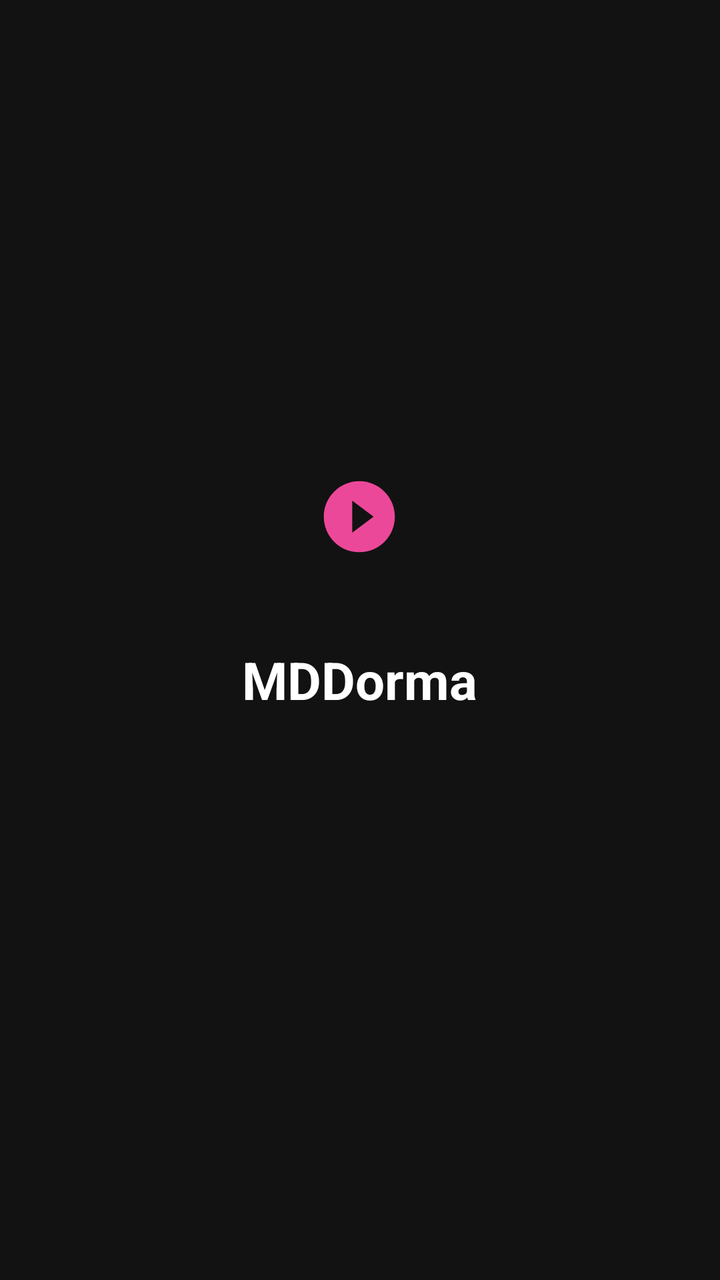
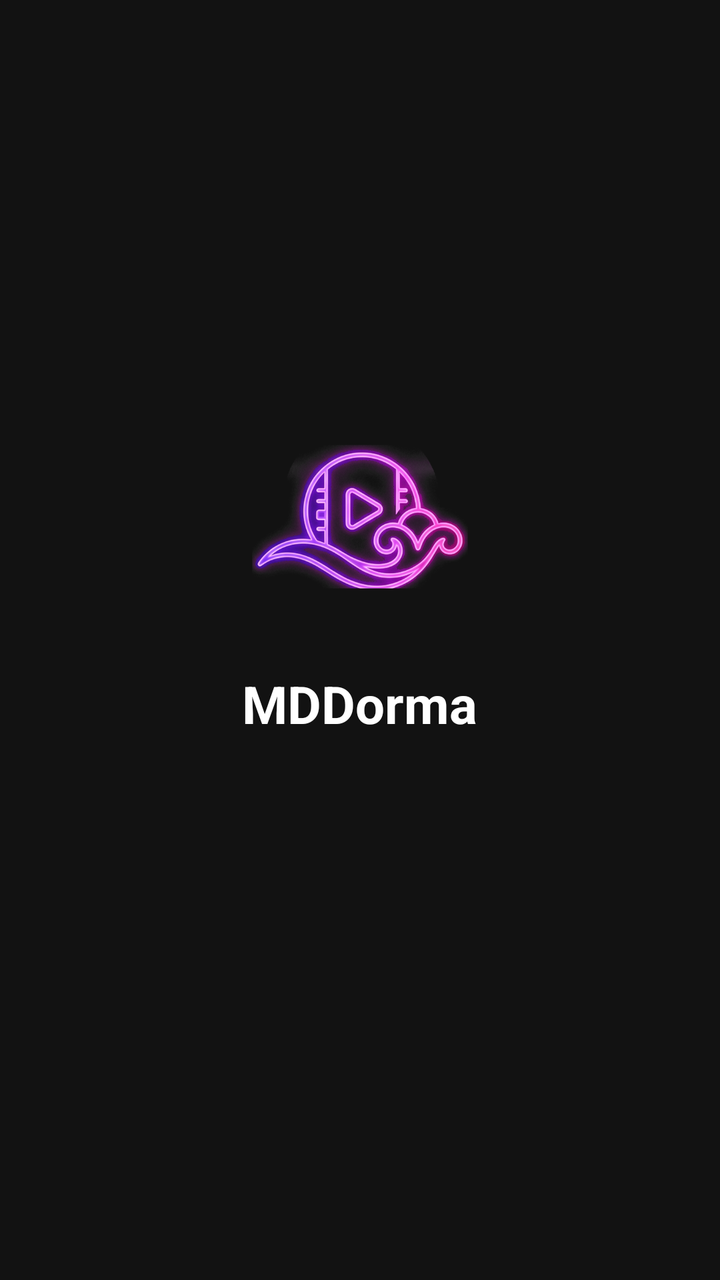

Screens rendered from an Android XML layout before and after an edit, with the pre-edit source and the edit as a unified diff.
<!-- AndroidManifest.xml: activity theme Theme.MDDorma -->
<!-- res/layout/activity_splash.xml -->
<?xml version="1.0" encoding="utf-8"?>
<FrameLayout xmlns:android="http://schemas.android.com/apk/res/android"
    android:layout_width="match_parent"
    android:layout_height="match_parent"
    android:background="#121212">

    <LinearLayout
        android:layout_width="wrap_content"
        android:layout_height="wrap_content"
        android:layout_gravity="center"
        android:gravity="center"
        android:orientation="vertical">

        <ImageView
            android:layout_width="96dp"
            android:layout_height="96dp"
            android:contentDescription="@string/app_name"
            android:src="@drawable/ic_launcher_foreground" />

        <TextView
            android:layout_width="wrap_content"
            android:layout_height="wrap_content"
            android:layout_marginTop="16dp"
            android:text="@string/app_name"
            android:textColor="#FFFFFF"
            android:textSize="26sp"
            android:textStyle="bold" />

        <ProgressBar
            android:layout_width="wrap_content"
            android:layout_height="wrap_content"
            android:layout_marginTop="24dp"
            android:indeterminateTint="#EC4899" />

    </LinearLayout>

</FrameLayout>
<!-- resources referenced by this layout -->
<resources>
  <!-- drawable ic_launcher_foreground (drawable) -->
  <?xml version="1.0" encoding="utf-8"?>
  <vector xmlns:android="http://schemas.android.com/apk/res/android"
      android:width="108dp"
      android:height="108dp"
      android:viewportWidth="108"
      android:viewportHeight="108">
      <group
          android:scaleX="2.0"
          android:scaleY="2.0"
          android:translateX="30"
          android:translateY="30">
          <path
              android:fillColor="#EC4899"
              android:pathData="M12,2C6.48,2 2,6.48 2,12s4.48,10 10,10 10,-4.48 10,-10S17.52,2 12,2zM10,16.5v-9l6,4.5 -6,4.5z" />
      </group>
  </vector>
  <string name="app_name">MDDorma</string>
  <style name="Theme.MDDorma" parent="Theme.Material3.DayNight.NoActionBar">
          <item name="colorPrimary">@color/primary</item>
          <item name="colorSecondary">@color/accent</item>
          <item name="android:statusBarColor">@color/background</item>
          <item name="android:navigationBarColor">@color/background</item>
          <item name="android:windowBackground">@color/background</item>
      </style>
  <color name="primary">#A855F7</color>
  <color name="accent">#EC4899</color>
  <color name="background">#121212</color>
</resources>

<!-- the commit's change to res/layout/activity_splash.xml (unified diff, before → after) -->
@@ -12,10 +12,10 @@
         android:orientation="vertical">
 
         <ImageView
-            android:layout_width="96dp"
-            android:layout_height="96dp"
+            android:layout_width="120dp"
+            android:layout_height="120dp"
             android:contentDescription="@string/app_name"
-            android:src="@drawable/ic_launcher_foreground" />
+            android:src="@drawable/logo_mddorma" />
 
         <TextView
             android:layout_width="wrap_content"
<!-- resource entries referenced after the edit -->
@@ -1,22 +1,6 @@
 <!-- resources referenced by this layout -->
 <resources>
-  <!-- drawable ic_launcher_foreground (drawable) -->
-  <?xml version="1.0" encoding="utf-8"?>
-  <vector xmlns:android="http://schemas.android.com/apk/res/android"
-      android:width="108dp"
-      android:height="108dp"
-      android:viewportWidth="108"
-      android:viewportHeight="108">
-      <group
-          android:scaleX="2.0"
-          android:scaleY="2.0"
-          android:translateX="30"
-          android:translateY="30">
-          <path
-              android:fillColor="#EC4899"
-              android:pathData="M12,2C6.48,2 2,6.48 2,12s4.48,10 10,10 10,-4.48 10,-10S17.52,2 12,2zM10,16.5v-9l6,4.5 -6,4.5z" />
-      </group>
-  </vector>
+  <!-- drawable logo_mddorma: png bitmap (drawable, 227044 bytes) -->
   <string name="app_name">MDDorma</string>
   <style name="Theme.MDDorma" parent="Theme.Material3.DayNight.NoActionBar">
           <item name="colorPrimary">@color/primary</item>
